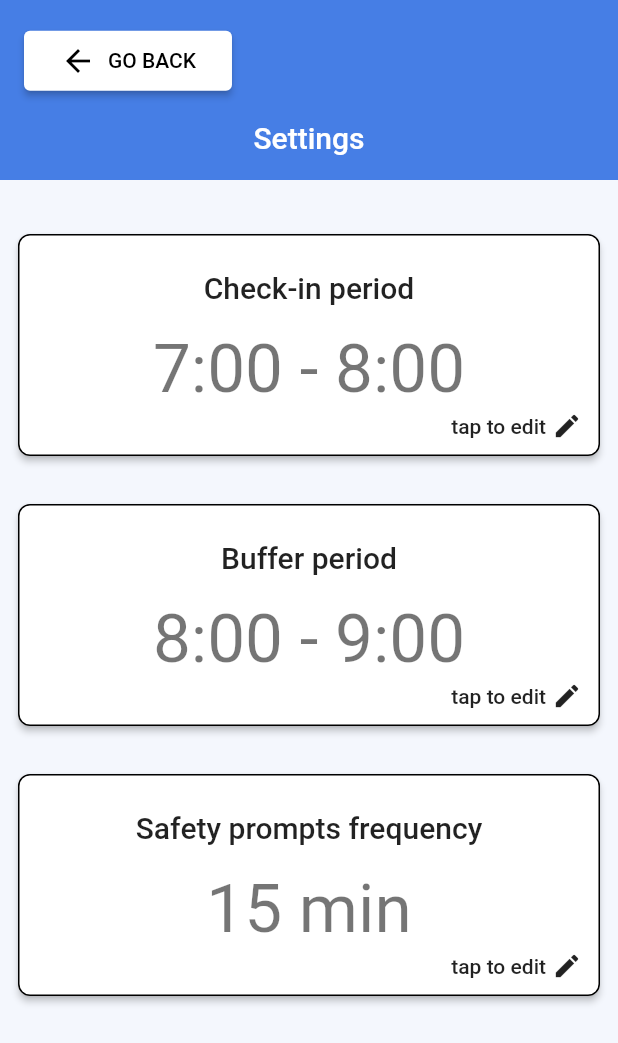
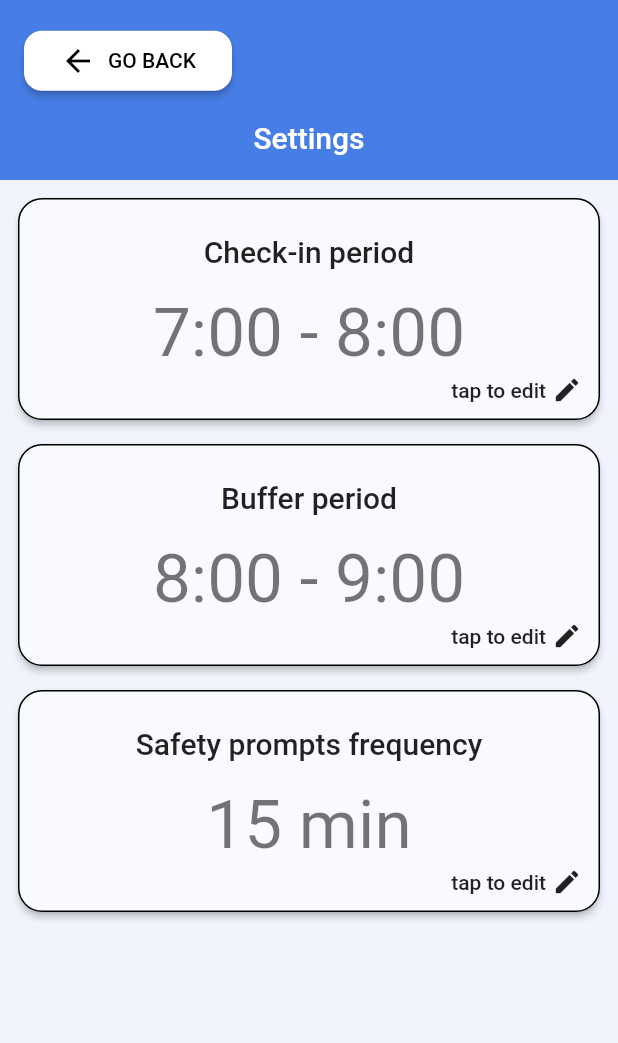
Before and after one commit to TeoVogel/Personal-Safety, a Flutter app: the Settings screen opened directly, on a phone screen of 412 x 824 dp. Shown: the top 1043 px of the screen. Run offline on Flutter 3.47's test engine with Material 2 defaults, Android fonts, the phone set to English and light mode, and no system bars; our stand-ins replace flutter_local_notifications.

Commit message:
UI improvements

```diff
--- a/lib/screens/homescreen/homescreen_drawer.dart
+++ b/lib/screens/homescreen/homescreen_drawer.dart
@@ -1,4 +1,5 @@
 import 'package:flutter/material.dart';
+import 'package:personal_safety/theme/colors.dart';
 import 'package:personal_safety/widgets/go_back_button.dart';
 import 'package:personal_safety/utils/notification_service.dart';
 
@@ -21,7 +22,7 @@ class HomeScreenDrawer extends StatelessWidget {
           ),
           const Spacer(),
           Container(
-            color: const Color.fromARGB(255, 217, 229, 249),
+            color: lighten(colorPrimary, 80),
             child: Padding(
               padding: const EdgeInsets.all(16.0),
               child: Column(
--- a/lib/screens/settings/settings.dart
+++ b/lib/screens/settings/settings.dart
@@ -25,7 +25,6 @@ class Settings extends StatelessWidget {
         padding: const EdgeInsets.all(8),
         child: ListView(
           children: <Widget>[
-            const SizedBox(height: 24),
             _buildCardContents(
               "Check-in period",
               "7:00 - 8:00",
@@ -38,7 +37,7 @@ class Settings extends StatelessWidget {
               },
               context,
             ),
-            const SizedBox(height: 24),
+            const SizedBox(height: 8),
             _buildCardContents(
               "Buffer period",
               "8:00 - 9:00",
@@ -51,14 +50,13 @@ class Settings extends StatelessWidget {
               },
               context,
             ),
-            const SizedBox(height: 24),
+            const SizedBox(height: 8),
             _buildCardContents(
               "Safety prompts frequency",
               "15 min",
               () {},
               context,
             ),
-            const SizedBox(height: 24),
           ],
         ),
       ),
--- a/lib/theme/colors.dart
+++ b/lib/theme/colors.dart
@@ -7,9 +7,9 @@ const onColorPrimary = Colors.white;
 const colorSecondary = Color(0xFFE6AE47);
 const onColorSecondary = Colors.white;
 const colorAccent = colorSecondary;
-Color colorBackground = lighten(colorPrimary, 94);
+Color colorBackground = lighten(colorPrimary, 92);
 const onColorBackground = Colors.black;
-const colorSurface = Colors.white;
+Color colorSurface = lighten(colorPrimary, 96);
 const onColorSurface = onColorBackground;
 
 /// Construct a color from a hex code string, of the format #RRGGBB.
--- a/lib/theme/themes.dart
+++ b/lib/theme/themes.dart
@@ -57,9 +57,9 @@ abstract class ThemeUtils {
     padding: const EdgeInsets.symmetric(horizontal: 16, vertical: 16),
   );
 
-  static const double smallShapeBorderRadiusAmount = 4;
-  static const double mediumShapeBorderRadiusAmount = 8;
-  static const double largeShapeBorderRadiusAmount = 16;
+  static const double smallShapeBorderRadiusAmount = 12;
+  static const double mediumShapeBorderRadiusAmount = 16;
+  static const double largeShapeBorderRadiusAmount = 20;
 
   static final smallShapeBorderRadius =
       BorderRadius.circular(smallShapeBorderRadiusAmount);
```
